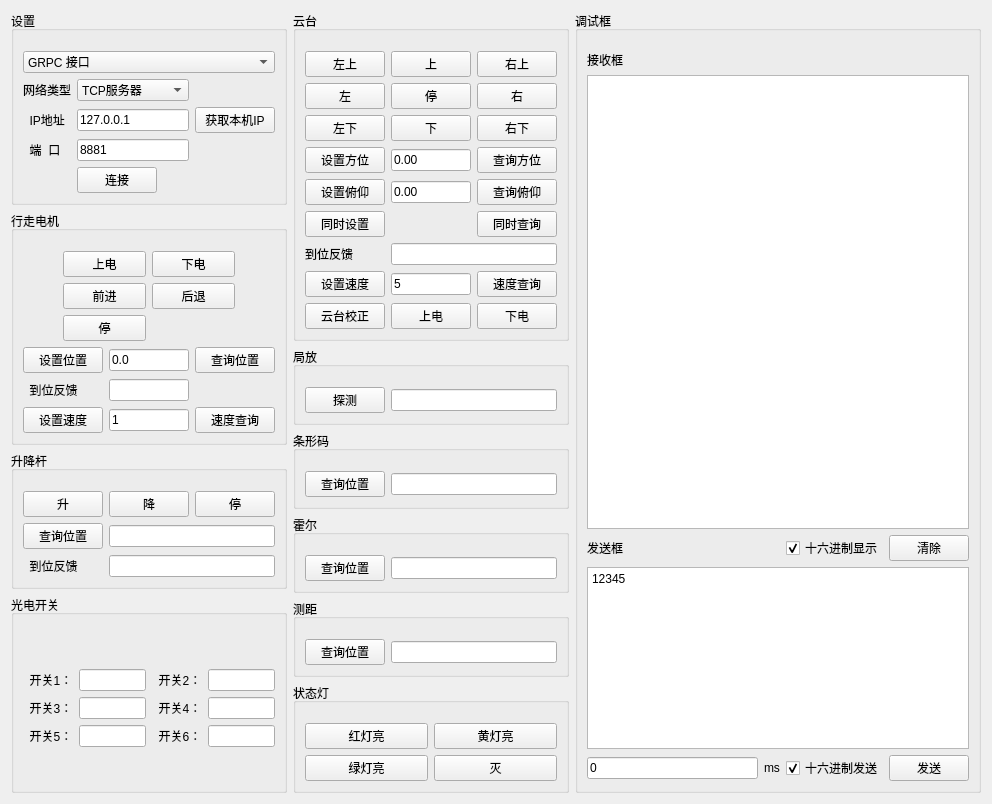
This is src/ui/ORIR_Debug_Page.ui in zhangfengqilk/ORIR_Debug_Client as Qt 5 draws it before an edit. The edited form follows.
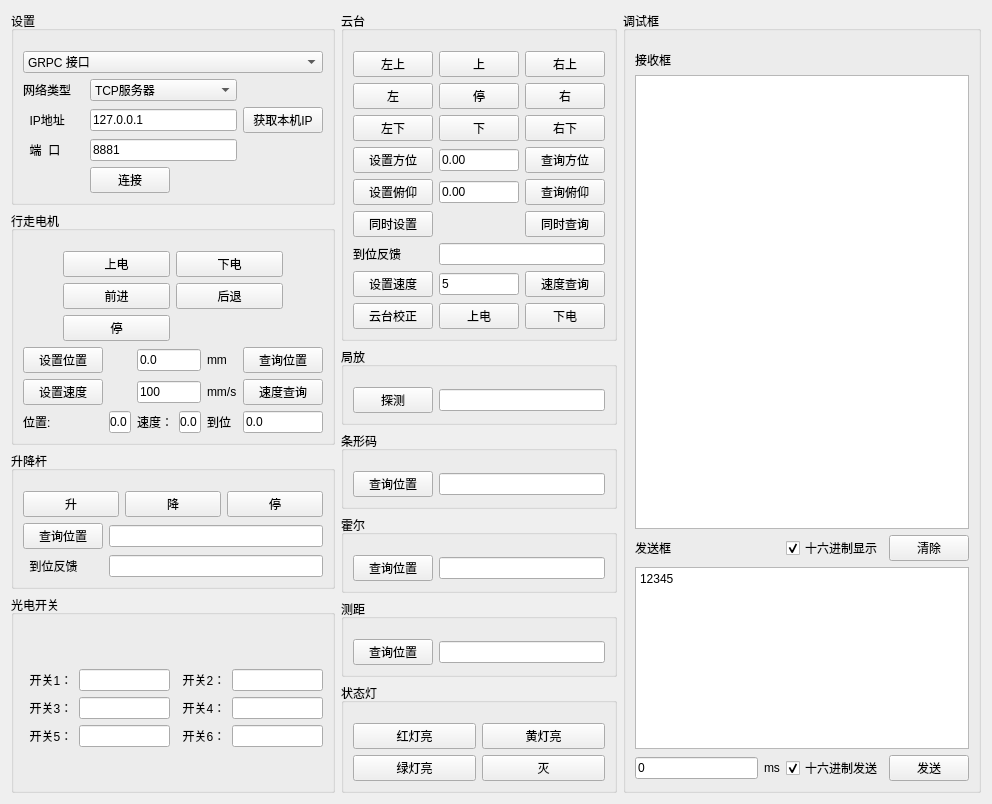
This is the edited form.

```diff
--- a/src/ui/ORIR_Debug_Page.ui
+++ b/src/ui/ORIR_Debug_Page.ui
@@ -487,6 +487,69 @@
         </item>
         <item row="1" column="0">
          <layout class="QGridLayout" name="gridLayout_8">
+          <item row="2" column="0">
+           <widget class="QLabel" name="label_16">
+            <property name="text">
+             <string>位置:</string>
+            </property>
+           </widget>
+          </item>
+          <item row="2" column="3">
+           <widget class="QLineEdit" name="walkmotor_realtime_speed_le">
+            <property name="text">
+             <string>0.0</string>
+            </property>
+           </widget>
+          </item>
+          <item row="2" column="4">
+           <widget class="QLabel" name="label_18">
+            <property name="text">
+             <string>到位</string>
+            </property>
+           </widget>
+          </item>
+          <item row="2" column="5">
+           <widget class="QLineEdit" name="walkmotor_inplace_le">
+            <property name="text">
+             <string>0.0</string>
+            </property>
+           </widget>
+          </item>
+          <item row="2" column="1">
+           <widget class="QLineEdit" name="walkmotor_realtime_pos_le">
+            <property name="text">
+             <string>0.0</string>
+            </property>
+           </widget>
+          </item>
+          <item row="0" column="5">
+           <widget class="QPushButton" name="walkmotor_query_pos_btn">
+            <property name="text">
+             <string>查询位置</string>
+            </property>
+           </widget>
+          </item>
+          <item row="2" column="2">
+           <widget class="QLabel" name="label_17">
+            <property name="text">
+             <string>速度：</string>
+            </property>
+           </widget>
+          </item>
+          <item row="1" column="5">
+           <widget class="QPushButton" name="walkmotor_query_velocity_btn">
+            <property name="text">
+             <string>速度查询</string>
+            </property>
+           </widget>
+          </item>
+          <item row="0" column="2" colspan="2">
+           <widget class="QLineEdit" name="walkmotor_pos_le">
+            <property name="text">
+             <string>0.0</string>
+            </property>
+           </widget>
+          </item>
           <item row="0" column="0">
            <widget class="QPushButton" name="walkmotor_set_pos_btn">
             <property name="text">
@@ -494,48 +557,31 @@
             </property>
            </widget>
           </item>
-          <item row="0" column="1">
-           <widget class="QLineEdit" name="walkmotor_pos_le">
-            <property name="text">
-             <string>0.0</string>
-            </property>
-           </widget>
-          </item>
-          <item row="0" column="2">
-           <widget class="QPushButton" name="walkmotor_query_pos_btn">
-            <property name="text">
-             <string>查询位置</string>
-            </property>
-           </widget>
-          </item>
           <item row="1" column="0">
-           <widget class="QLabel" name="label">
-            <property name="text">
-             <string>  到位反馈</string>
-            </property>
-           </widget>
-          </item>
-          <item row="1" column="1">
-           <widget class="QLineEdit" name="walkmotor_inplace_le"/>
-          </item>
-          <item row="2" column="1">
-           <widget class="QLineEdit" name="walkmotor_velocity_le">
-            <property name="text">
-             <string>1</string>
-            </property>
-           </widget>
-          </item>
-          <item row="2" column="0">
            <widget class="QPushButton" name="walkmotor_set_velocity_btn">
             <property name="text">
              <string>设置速度</string>
             </property>
            </widget>
           </item>
-          <item row="2" column="2">
-           <widget class="QPushButton" name="walkmotor_query_velocity_btn">
+          <item row="1" column="2" colspan="2">
+           <widget class="QLineEdit" name="walkmotor_velocity_le">
             <property name="text">
-             <string>速度查询</string>
+             <string>100</string>
+            </property>
+           </widget>
+          </item>
+          <item row="0" column="4">
+           <widget class="QLabel" name="label_19">
+            <property name="text">
+             <string>mm</string>
+            </property>
+           </widget>
+          </item>
+          <item row="1" column="4">
+           <widget class="QLabel" name="label_20">
+            <property name="text">
+             <string>mm/s</string>
             </property>
            </widget>
           </item>
```
Left out of the diff: 92 changed lines with no effect on the pictures.
